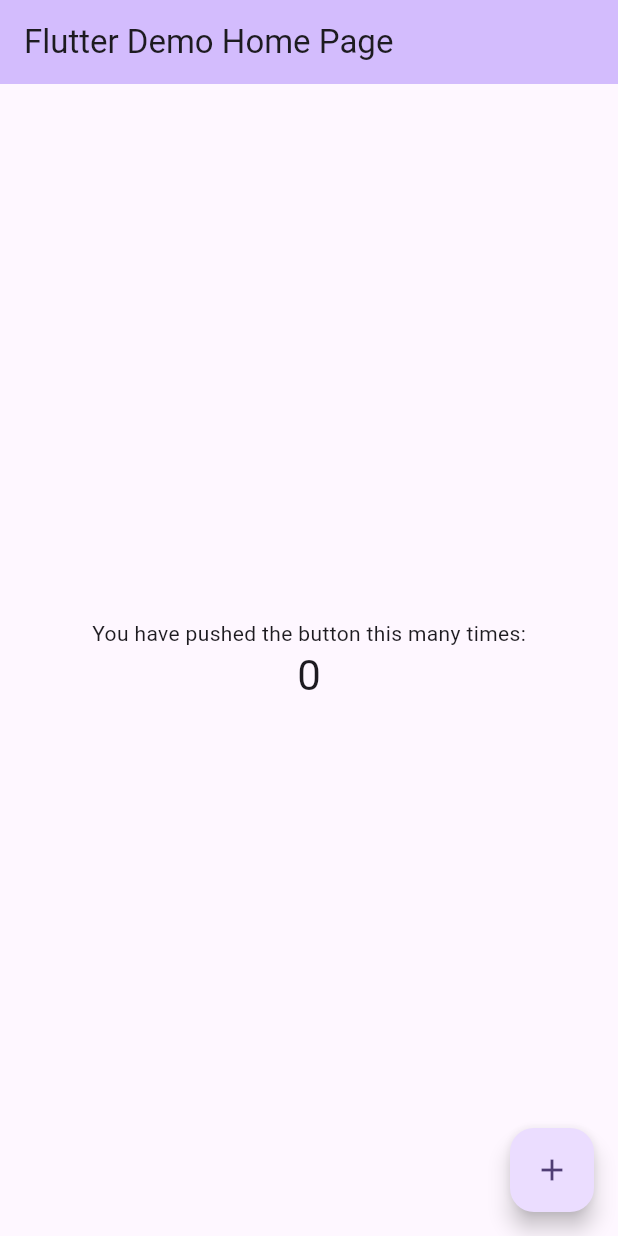
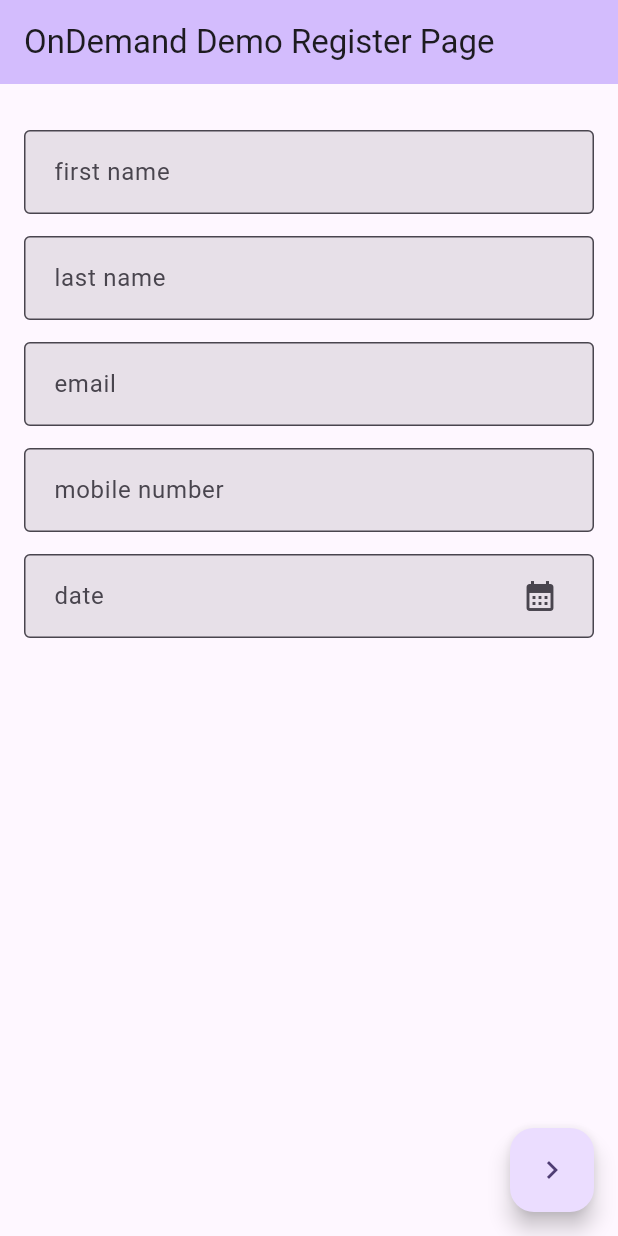
Before and after one commit to mitchellnwakusor/on_demand, a Flutter app: the screen it shows after launch, on a phone screen of 412 x 824 dp. Run offline on Flutter 3.47's test engine with Material 2 defaults, Android fonts, the phone set to English and light mode, and no system bars; our stand-ins replace cloud_firestore, firebase_auth, firebase_core; accounts and stored records are empty.

Commit message:
update 01

```diff
--- a/lib/error_handler.dart
+++ b/lib/error_handler.dart
@@ -63,6 +63,7 @@ class ErrorHandler {
     }
   }
 
+  //error has two overrides, one accepts a method to try-catch, the other accepts an exception to display a dialog
   void authDisplayError(FirebaseAuthException exception, BuildContext context) {
     String errorMessage = _authGetErrorMessage(exception);
 
@@ -74,7 +75,6 @@ class ErrorHandler {
               children: [Text(errorMessage)],
             ));
   }
-
   void authCheckMethod( dynamic Function() method,BuildContext context) {
     try{
       method();
--- a/lib/firebase_database.dart
+++ b/lib/firebase_database.dart
@@ -6,7 +6,7 @@ import 'package:on_demand/firebase_authentication.dart';
 import 'package:on_demand/error_handler.dart';
 
 class FirestoreCloudServices {
-
+  //Singleton instance
   static FirestoreCloudServices instance = FirestoreCloudServices._init();
   FirestoreCloudServices._init();
 
@@ -22,7 +22,6 @@ class FirestoreCloudServices {
       if(documentPath!=null) {
         Map<String,dynamic> data = {'uid': FirebaseAuthServices.instance.currentUserUID};
         await _firestore.collection(collectionPath).doc(documentPath).set(data);
-
       }
       else {
         ErrorHandler().authDisplayError(FirebaseAuthException(code: 'user-not-found'), context);
--- a/lib/main.dart
+++ b/lib/main.dart
@@ -1,6 +1,8 @@
 import 'package:flutter/material.dart';
+
 import 'package:firebase_core/firebase_core.dart';
 import 'package:on_demand/registration_methods.dart';
+import 'package:on_demand/text_field.dart';
 import 'firebase_options.dart';
 
 void main() async {
@@ -10,7 +12,9 @@ void main() async {
     options: DefaultFirebaseOptions.currentPlatform,
   );
 
-  runApp(const MyApp());
+  runApp(
+      const MyApp()
+  );
 }
 
 class MyApp extends StatelessWidget {
@@ -20,7 +24,7 @@ class MyApp extends StatelessWidget {
   @override
   Widget build(BuildContext context) {
     return MaterialApp(
-      title: 'Flutter Demo',
+      title: 'OnDemand Demo',
       theme: ThemeData(
         // This is the theme of your application.
         //
@@ -40,7 +44,7 @@ class MyApp extends StatelessWidget {
         colorScheme: ColorScheme.fromSeed(seedColor: Colors.deepPurple),
         useMaterial3: true,
       ),
-      home: const MyHomePage(title: 'Flutter Demo Home Page'),
+      home: const MyHomePage(title: 'OnDemand Demo Register Page'),
     );
   }
 }
@@ -64,18 +68,23 @@ class MyHomePage extends StatefulWidget {
 }
 
 class _MyHomePageState extends State<MyHomePage> {
-  int _counter = 0;
-  void _incrementCounter() {
-    setState(() {
-      // This call to setState tells the Flutter framework that something has
-      // changed in this State, which causes it to rerun the build method below
-      // so that the display can reflect the updated values. If we changed
-      // _counter without calling setState(), then the build method would not be
-      // called again, and so nothing would appear to happen.
-      _counter++;
-    });
+
+  TextEditingController fNameController = TextEditingController();
+  TextEditingController lNameController = TextEditingController();
+  TextEditingController emailController = TextEditingController();
+  TextEditingController phoneController = TextEditingController();
+  TextEditingController dateController = TextEditingController();
+
+  Map<String, dynamic> mapData(){
+    Map<String,dynamic> data = {
+      'first_name': fNameController.text,
+      'last_name': lNameController.text,
+      'email': emailController.text,
+      'phone_number': phoneController.text,
+      'date_of_reg': dateController.text,
+    };
+    return data;
   }
-
   @override
   Widget build(BuildContext context) {
     // This method is rerun every time setState is called, for instance as done
@@ -94,9 +103,11 @@ class _MyHomePageState extends State<MyHomePage> {
         // the App.build method, and use it to set our appbar title.
         title: Text(widget.title),
       ),
-      body: Center(
-        // Center is a layout widget. It takes a single child and positions it
-        // in the middle of the parent.
+      body: Column(
+        children: [
+          Container(
+            padding: const EdgeInsets.all(16),
+            height: 400,
             child: Column(
               // Column is also a layout widget. It takes a list of children and
               // arranges them vertically. By default, it sizes itself to fit its
@@ -111,22 +122,22 @@ class _MyHomePageState extends State<MyHomePage> {
               // TRY THIS: Invoke "debug painting" (choose the "Toggle Debug Paint"
               // action in the IDE, or press "p" in the console), to see the
               // wireframe for each widget.
-          mainAxisAlignment: MainAxisAlignment.center,
+              mainAxisAlignment: MainAxisAlignment.spaceEvenly,
               children: <Widget>[
-            const Text(
-              'You have pushed the button this many times:',
+                CustomTextField(controller: fNameController, type: TextFieldType.name, label: 'first name',),
+                CustomTextField(controller: lNameController, type: TextFieldType.name, label: 'last name',),
+                CustomTextField(controller: emailController, type: TextFieldType.email, label: 'email',),
+                CustomTextField(controller: phoneController, type: TextFieldType.phone, label: 'mobile number',),
+                CustomTextField(controller: dateController, type: TextFieldType.date, label: 'date'),
+              ],
             ),
-            Text(
-              '$_counter',
-              style: Theme.of(context).textTheme.headlineMedium,
           ),
         ],
       ),
-      ),
       floatingActionButton: FloatingActionButton(
-        onPressed: () => HelperMethod.registerArtisanPhoneNumber('+2348000000000', context),
-        tooltip: 'Increment',
-        child: const Icon(Icons.add),
+        onPressed: () => HelperMethod.registerArtisanPhoneNumber(phoneController.text, mapData(), context),
+        tooltip: 'Login',
+        child: const Icon(Icons.navigate_next),
       ), // This trailing comma makes auto-formatting nicer for build methods.
     );
   }
--- a/lib/text_field.dart
+++ b/lib/text_field.dart
@@ -4,7 +4,8 @@ import 'package:flutter/services.dart';
 enum TextFieldType {
   name,
   email,
-  phoneNumber,
+  phone,
+  number,
   date,
   password
 }
@@ -129,7 +130,10 @@ class _CustomTextFieldState extends State<CustomTextField> {
   void displayDatePicker() async {
    var date = await showDatePicker(context: context, initialDate: lastDate, firstDate: firstDate, lastDate: lastDate);
    setState(() {
-     widget.controller.text = date.toString();
+     if(date!=null){
+       String formattedDate = '${date.month}/${date.day}/${date.year}';
+       widget.controller.text = formattedDate;
+     }
    });
   }
 
@@ -171,8 +175,8 @@ class _CustomTextFieldState extends State<CustomTextField> {
             border: const OutlineInputBorder(),
           ),
         );
-        //number
-      case TextFieldType.phoneNumber:
+        //phone
+      case TextFieldType.phone:
         return TextFormField(
           controller: widget.controller,
           validator: requiredValidator,
@@ -182,6 +186,23 @@ class _CustomTextFieldState extends State<CustomTextField> {
           textInputAction: TextInputAction.next,
           decoration: InputDecoration(
             prefixText: '+234',
+            labelText: widget.label,
+            hintText: widget.hint,
+            contentPadding: const EdgeInsets.all(16),
+            filled: true,
+            border: const OutlineInputBorder(),
+          ),
+        );
+        //number
+      case TextFieldType.number:
+        return TextFormField(
+          controller: widget.controller,
+          validator: requiredValidator,
+          inputFormatters: phoneFormatter,
+          keyboardType: TextInputType.phone,
+          textCapitalization: TextCapitalization.none,
+          textInputAction: TextInputAction.next,
+          decoration: InputDecoration(
             labelText: widget.label,
             hintText: widget.hint,
             contentPadding: const EdgeInsets.all(16),
@@ -219,7 +240,10 @@ class _CustomTextFieldState extends State<CustomTextField> {
             hintText: widget.hint,
             contentPadding: const EdgeInsets.all(16),
             filled: true,
-            suffixIcon: IconButton(onPressed: displayDatePicker, icon: const Icon(Icons.calendar_today),),
+            suffixIcon: Padding(
+              padding: const EdgeInsets.only(right: 12),
+              child: IconButton(onPressed: displayDatePicker, icon: const Icon(Icons.calendar_month),),
+            ),
             border: const OutlineInputBorder(),
           ),
         );
--- a/pubspec.yaml
+++ b/pubspec.yaml
@@ -38,6 +38,7 @@ dependencies:
   firebase_core:
   firebase_auth:
   cloud_firestore:
+  provider:
 
 dev_dependencies:
   flutter_test:
```
Also changed, not shown: lib/firebase_authentication.dart (+47 -7 lines), lib/registration_methods.dart (+5 -12 lines), pubspec.lock. Lines whose indentation alone changed are shown as unchanged.
